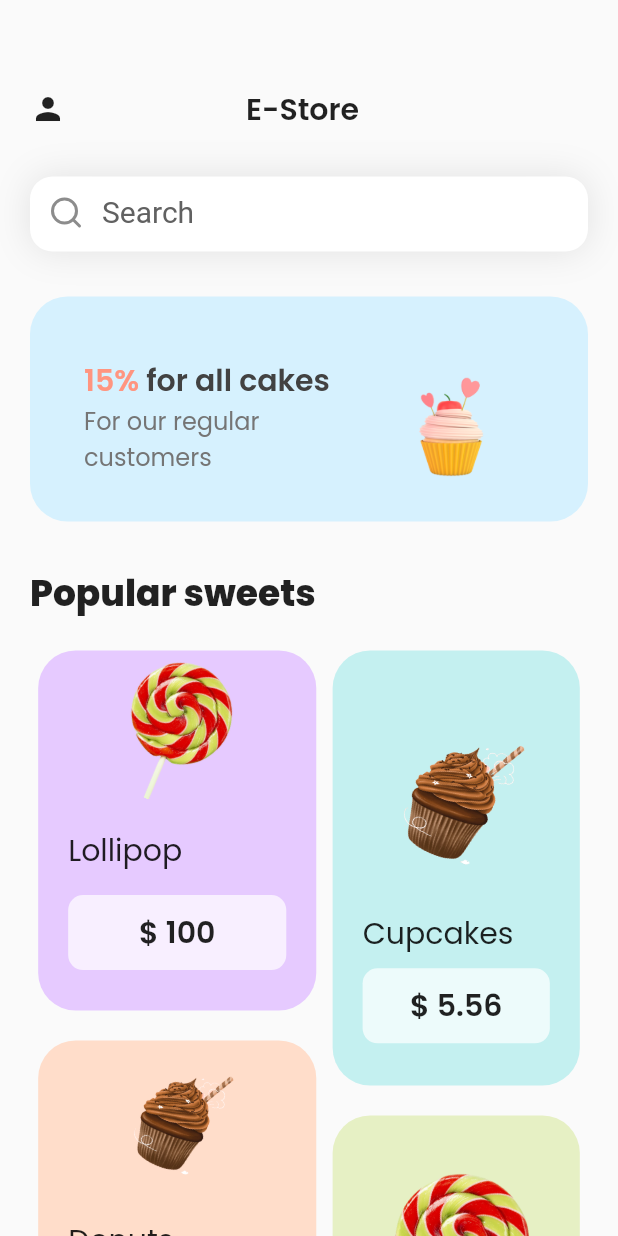
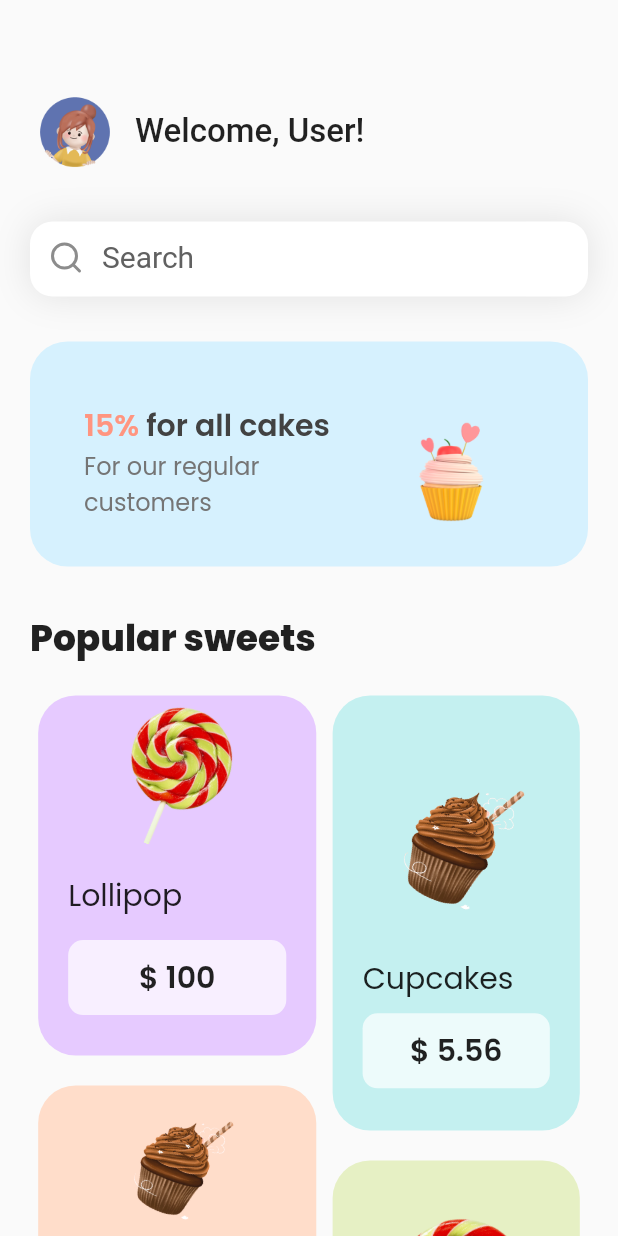
Before and after one commit to Pranavchiku/E-Store-App-UI, a Flutter app: the Index screen opened directly, on a phone screen of 412 x 824 dp. Run offline on Flutter 3.47's test engine with Material 2 defaults, Android fonts, the light colour scheme and no system bars; our stand-ins replace flutter_feather_icons, flutter_svg, google_fonts.

Commit message:
fixed-improved-widgets

```diff
--- a/lib/index.dart
+++ b/lib/index.dart
@@ -33,14 +33,21 @@ class _IndexState extends State<Index> {
             children: [
               Row(
                 mainAxisAlignment: MainAxisAlignment.start,
+                crossAxisAlignment: CrossAxisAlignment.center,
                 children: [
-                  Icon(Icons.person),
-                  const SizedBox(width: 120),
+                  ClipRect(
+                    child: Image.asset(
+                      "assets/profile.png",
+                      height: 60,
+                      width: 60,
+                    ),
+                  ),
+                  const SizedBox(width: 10),
                   Text(
-                    'E-Store',
-                    style: GoogleFonts.poppins(
-                      fontSize: 20,
-                      fontWeight: FontWeight.w600,
+                    "Welcome, User!",
+                    style: GoogleFonts.roboto(
+                      fontSize: 22,
+                      fontWeight: FontWeight.w500,
                     ),
                   ),
                 ],
```
